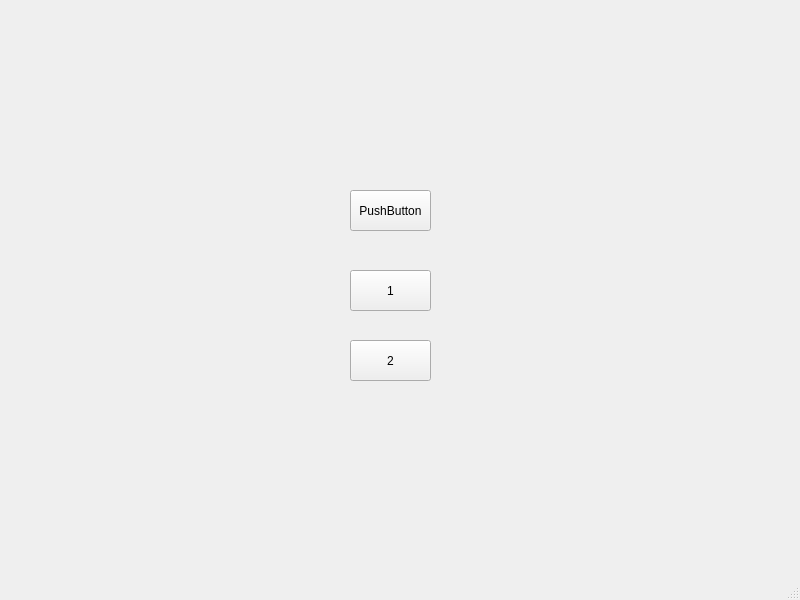
Old version of the form src/Client_Code/Task1/Task1_UI.ui in the repository LinhTrucVo/QtMainWindow_Project_Template.
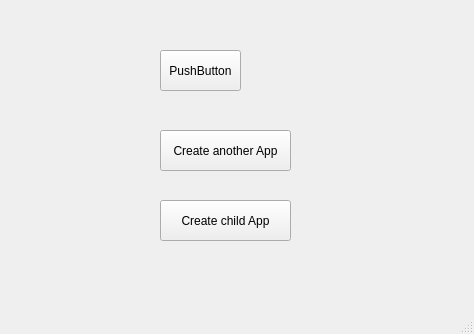
New version of the form.

Commit message: migrate the factory implementation from PyQtMainWindow_Project_Template. With that, the thread can be created by another thread via invoke method, this make sure all thread is created from main thread, because thread is created from another thread (not main thread) is not allow in Qt

The edit to the form file:
```diff
--- a/src/Client_Code/Task1/Task1_UI.ui
+++ b/src/Client_Code/Task1/Task1_UI.ui
@@ -6,8 +6,8 @@
    <rect>
     <x>0</x>
     <y>0</y>
-    <width>800</width>
-    <height>600</height>
+    <width>474</width>
+    <height>334</height>
    </rect>
   </property>
   <property name="windowTitle">
@@ -17,8 +17,8 @@
    <widget class="QPushButton" name="pushButton">
     <property name="geometry">
      <rect>
-      <x>350</x>
-      <y>190</y>
+      <x>160</x>
+      <y>50</y>
       <width>81</width>
       <height>41</height>
      </rect>
@@ -30,27 +30,27 @@
    <widget class="QPushButton" name="pushButton_2">
     <property name="geometry">
      <rect>
-      <x>350</x>
-      <y>270</y>
-      <width>81</width>
+      <x>160</x>
+      <y>130</y>
+      <width>131</width>
       <height>41</height>
      </rect>
     </property>
     <property name="text">
-     <string>1</string>
+     <string>Create another App</string>
     </property>
    </widget>
    <widget class="QPushButton" name="pushButton_3">
     <property name="geometry">
      <rect>
-      <x>350</x>
-      <y>340</y>
-      <width>81</width>
+      <x>160</x>
+      <y>200</y>
+      <width>131</width>
       <height>41</height>
      </rect>
     </property>
     <property name="text">
-     <string>2</string>
+     <string>Create child App</string>
     </property>
    </widget>
   </widget>
```
Left out of the diff: 2 changed lines with no effect on the pictures. The commit also changes 9 other files.
